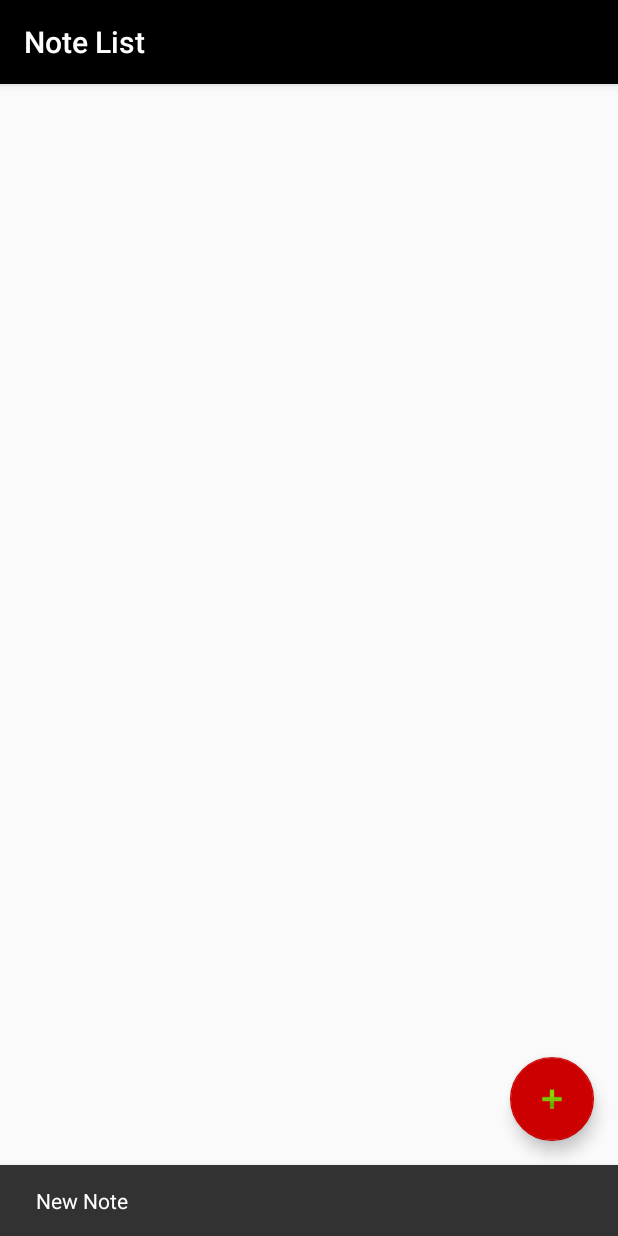
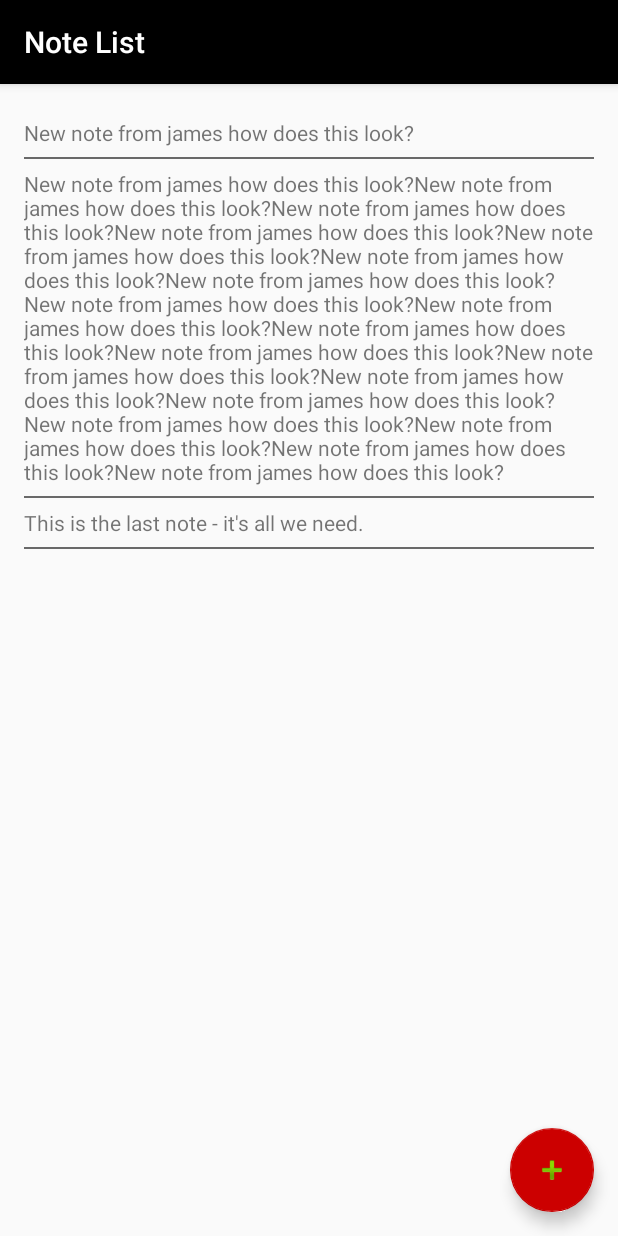
Before and after one commit to digitalcatnip/postnotes-android, an Android app: the NoteListActivity screen opened directly, with no data from a screen before it, after a tap on an icon or button, on a phone screen of 412 x 824 dp. Run offline under Robolectric (Android 15) with nearby library versions, the phone set to English and light mode, and no system bars; libraries missing offline, so code that uses them is left out: io.realm.

Commit message:
Note list looks good

```diff
--- a/PostNotes/app/src/main/java/io/catnip/postnotes/activities/NoteListActivity.java
+++ b/PostNotes/app/src/main/java/io/catnip/postnotes/activities/NoteListActivity.java
@@ -5,18 +5,21 @@ import android.support.design.widget.FloatingActionButton;
 import android.support.design.widget.Snackbar;
 import android.support.v7.app.AppCompatActivity;
 import android.support.v7.widget.Toolbar;
+import android.util.Log;
 import android.view.View;
-import android.widget.ArrayAdapter;
+import android.widget.AdapterView;
 import android.widget.ListView;
 
 import java.util.ArrayList;
 
 import io.catnip.postnotes.R;
 import io.catnip.postnotes.models.Note;
+import io.catnip.postnotes.views.NoteArrayAdapter;
 
-public class NoteListActivity extends AppCompatActivity {
+public class NoteListActivity extends AppCompatActivity implements AdapterView.OnItemClickListener {
+    public static final String TAG = "PostNotesList";
 
-    private ArrayAdapter<Note> listAdapter;
+    private NoteArrayAdapter listAdapter;
     private ArrayList<Note> notes;
 
     @Override
@@ -30,15 +33,36 @@ public class NoteListActivity extends AppCompatActivity {
         fab.setOnClickListener(new View.OnClickListener() {
             @Override
             public void onClick(View view) {
-                Snackbar.make(view, "New Note", Snackbar.LENGTH_LONG)
-                        .setAction("Action", null).show();
+                Log.i(TAG, "FAB pressed!");
             }
         });
 
         notes = new ArrayList<>();
-        listAdapter = new ArrayAdapter<>(this, android.R.layout.list_content, notes);
+
+        Note n = new Note();
+        n.setId(1);
+        n.setNote("New note from james how does this look?");
+        notes.add(n);
+
+        n = new Note();
+        n.setId(1);
+        n.setNote("New note from james how does this look?New note from james how does this look?New note from james how does this look?New note from james how does this look?New note from james how does this look?New note from james how does this look?New note from james how does this look?New note from james how does this look?New note from james how does this look?New note from james how does this look?New note from james how does this look?New note from james how does this look?New note from james how does this look?New note from james how does this look?New note from james how does this look?New note from james how does this look?New note from james how does this look?New note from james how does this look?");
+        notes.add(n);
+
+        n = new Note();
+        n.setId(1);
+        n.setNote("This is the last note - it's all we need.");
+        notes.add(n);
+
+        listAdapter = new NoteArrayAdapter(this, android.R.layout.list_content, notes);
         ListView list = (ListView)findViewById(R.id.note_list);
         list.setAdapter(listAdapter);
+        list.setOnItemClickListener(this);
     }
 
+    @Override
+    public void onItemClick(AdapterView<?> parent, View view, int position, long id) {
+        Note n = notes.get(position);
+        Log.i(TAG, "Clicked note: " + n.getNote());
+    }
 }
--- a/PostNotes/app/src/main/java/io/catnip/postnotes/models/Note.java
+++ b/PostNotes/app/src/main/java/io/catnip/postnotes/models/Note.java
@@ -1,6 +1,5 @@
 package io.catnip.postnotes.models;
 
-import io.realm.RealmModel;
 import io.realm.RealmObject;
 
 /**
@@ -46,6 +45,22 @@ public class Note extends RealmObject {
 
     @Override
     public String toString() {
+        return "Note " + id;
+    }
+
+    /**
+     * Get the contents for this note
+     * @return the contents of the note
+     */
+    public String getNote() {
         return note;
     }
+
+    /**
+     * Set the note's contents
+     * @param note The new contents
+     */
+    public void setNote(String note) {
+        this.note = note;
+    }
 }
--- a/PostNotes/app/src/main/java/io/catnip/postnotes/models/RealmManager.java
+++ b/PostNotes/app/src/main/java/io/catnip/postnotes/models/RealmManager.java
@@ -5,7 +5,9 @@ import android.support.annotation.NonNull;
 import android.util.Log;
 
 import com.google.android.gms.tasks.OnCompleteListener;
+import com.google.android.gms.tasks.OnFailureListener;
 import com.google.android.gms.tasks.Task;
+import com.google.firebase.FirebaseException;
 import com.google.firebase.auth.FirebaseAuth;
 import com.google.firebase.auth.GetTokenResult;
 
@@ -151,9 +153,14 @@ public class RealmManager {
                 auth.getCurrentUser().getToken(false).addOnCompleteListener(new OnCompleteListener<GetTokenResult>() {
                     @Override
                     public void onComplete(@NonNull Task<GetTokenResult> task) {
-                        GetTokenResult result = task.getResult();
-                        mainUser.setAuthToken(result.getToken());
-                        Log.d(TAG, "Set user auth token to " + mainUser.getAuthToken());
+                        try {
+                            GetTokenResult result = task.getResult();
+                            mainUser.setAuthToken(result.getToken());
+                            Log.d(TAG, "Set user auth token to " + mainUser.getAuthToken());
+                        } catch (Exception e) {
+                            Log.e(RealmManager.TAG, "Unable to fetch token from Firebase (no network?): " +
+                                    e.getLocalizedMessage());
+                        }
                     }
                 });
             } catch(NullPointerException e) {
--- /dev/null
+++ b/PostNotes/app/src/main/java/io/catnip/postnotes/views/NoteArrayAdapter.java
@@ -0,0 +1,41 @@
+package io.catnip.postnotes.views;
+
+import android.content.Context;
+import android.view.View;
+import android.view.ViewGroup;
+import android.view.ViewGroup.LayoutParams;
+import android.widget.ArrayAdapter;
+import android.widget.TextView;
+
+import java.util.List;
+
+import io.catnip.postnotes.models.Note;
+
+/**
+ * Controls the display of notes on the page
+ *
+ * Created by james on 1/19/17.
+ */
+
+public class NoteArrayAdapter extends ArrayAdapter {
+
+    public NoteArrayAdapter(Context context, int resource, List<Note> objects) {
+        super(context, resource, objects);
+    }
+
+    @Override
+    public View getView(int position, View contentView, ViewGroup parent) {
+        TextView text = null;
+        if (contentView != null) {
+            text = (TextView) contentView;
+        } else {
+            text = new TextView(this.getContext());
+            text.setLayoutParams(new LayoutParams(LayoutParams.WRAP_CONTENT, LayoutParams.WRAP_CONTENT));
+            text.setPadding(0, 10, 0, 10);
+        }
+
+        Note n = (Note) this.getItem(position);
+        text.setText(n.getNote());
+        return text;
+    }
+}
--- a/PostNotes/app/src/main/res/layout/content_note_list.xml
+++ b/PostNotes/app/src/main/res/layout/content_note_list.xml
@@ -18,5 +18,6 @@
         android:layout_height="match_parent"
         android:id="@+id/note_list"
         style="@style/Widget.AppCompat.ListView"
-        android:divider="@android:drawable/divider_horizontal_dark" />
+        android:divider="@color/colorGrey"
+        android:dividerHeight="1dp" />
 </RelativeLayout>
--- a/PostNotes/app/src/main/res/values/colors.xml
+++ b/PostNotes/app/src/main/res/values/colors.xml
@@ -3,4 +3,5 @@
     <color name="colorPrimary">#3F51B5</color>
     <color name="colorPrimaryDark">#303F9F</color>
     <color name="colorAccent">#FF4081</color>
+    <color name="colorGrey">#696969</color>
 </resources>
--- a/PostNotes/app/src/main/res/values/styles.xml
+++ b/PostNotes/app/src/main/res/values/styles.xml
@@ -3,9 +3,6 @@
     <!-- Base application theme. -->
     <style name="AppTheme" parent="Theme.AppCompat.Light.DarkActionBar">
         <!-- Customize your theme here. -->
-        <item name="colorPrimary">@color/colorPrimary</item>
-        <item name="colorPrimaryDark">@color/colorPrimaryDark</item>
-        <item name="colorAccent">@color/colorAccent</item>
     </style>
 
     <style name="AppTheme.NoActionBar">
```
